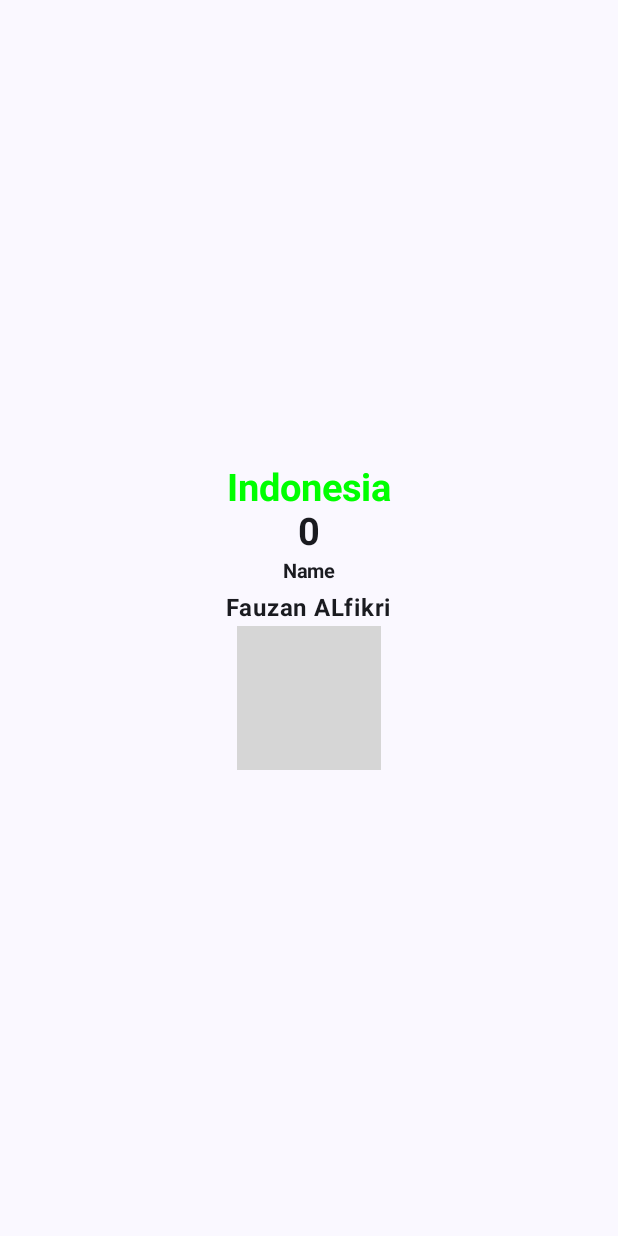
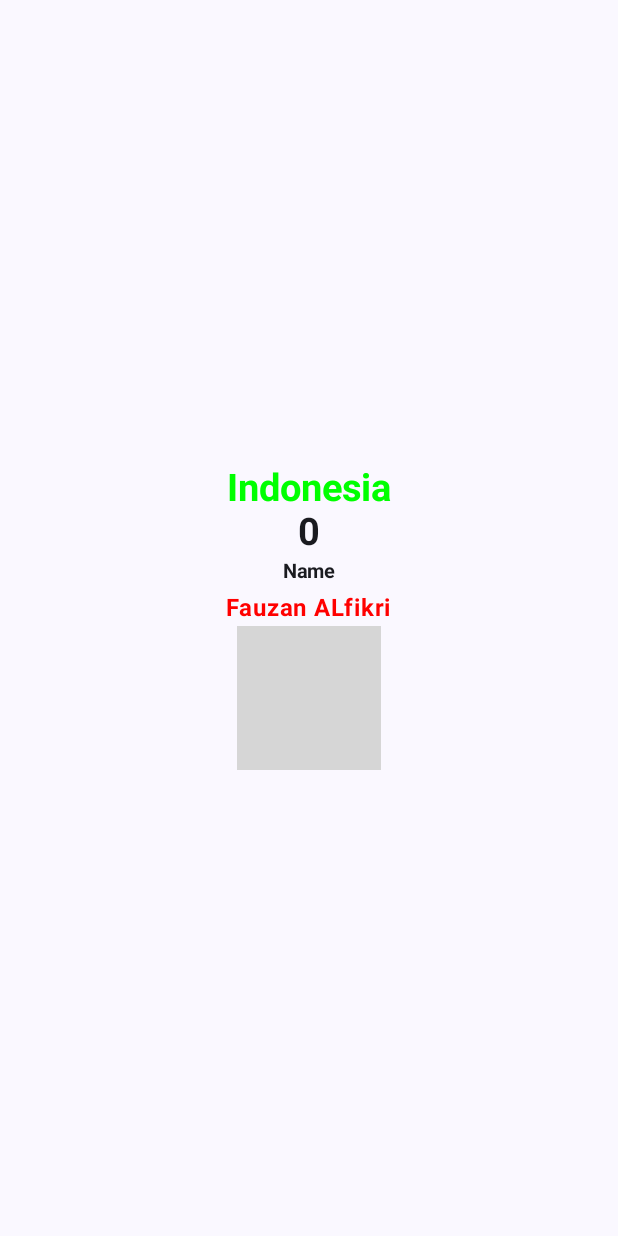
Before and after one commit to foosaan/QuestBasicComposable_096, an Android app built with Jetpack Compose: the screen it shows after launch (MainActivity), on a phone screen of 412 x 824 dp. Run offline under Robolectric (Android 15) with nearby library versions, the phone set to English and light mode, and no system bars; grey boxes are pictures that could not be loaded.

Commit message:
mengubah warna font menjadi merah

```diff
--- a/app/src/main/java/com/example/compossablelayout/MainActivity.kt
+++ b/app/src/main/java/com/example/compossablelayout/MainActivity.kt
@@ -70,7 +70,7 @@ fun BasicCompos(modifier: Modifier = Modifier){
             text = "Fauzan ALfikri",
             fontSize = 16.sp,
             fontWeight = FontWeight.Bold,
-
+            color = Color.Red,
         )
 
         Image(painter = painterResource(id= R.drawable.fsn),
```
